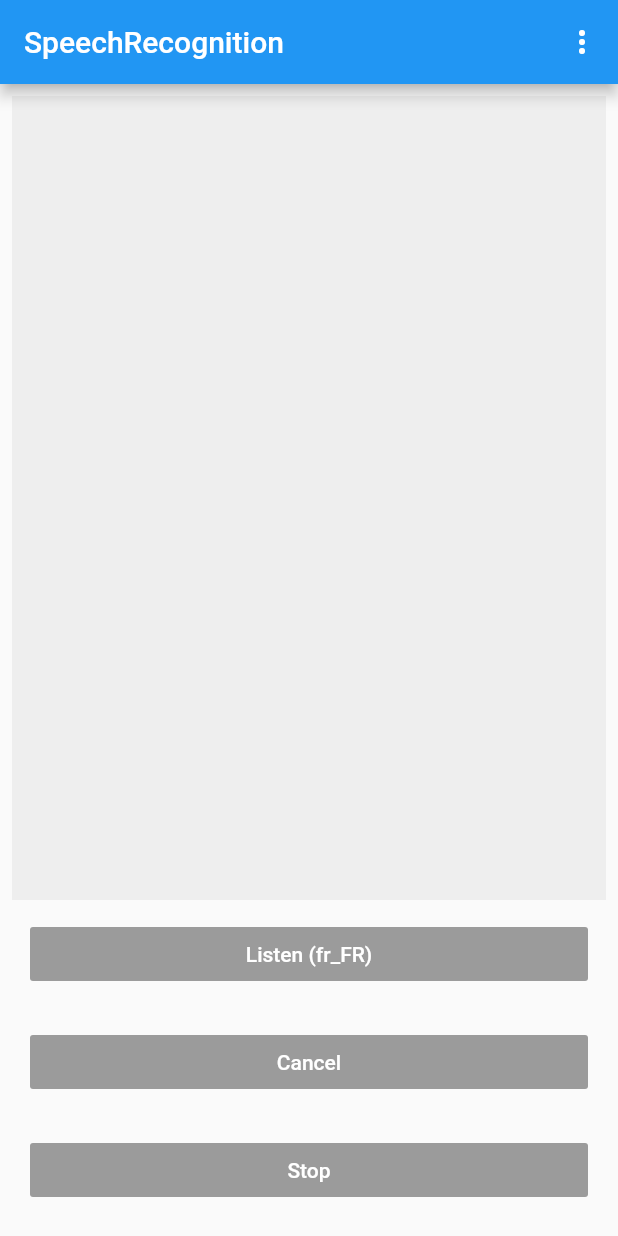
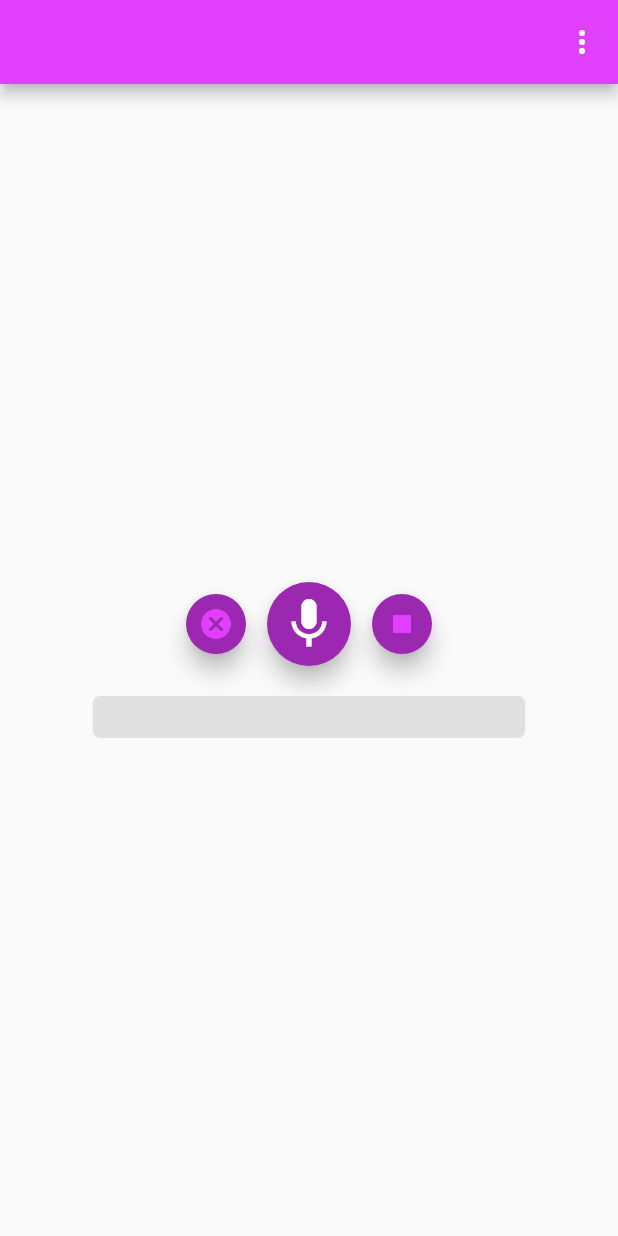
Before and after one commit to PoojaB26/FlutterAudioExperiments, a Flutter app: the screen it shows after launch, on a phone screen of 412 x 824 dp. Run offline on Flutter 3.47's test engine with Material 2 defaults, Android fonts, the phone set to English and light mode, and no system bars; missing offline and left inert: speech_recognition.

Commit message:
changed UI

```diff
--- a/lib/main.dart
+++ b/lib/main.dart
@@ -8,7 +8,7 @@ class MyApp extends StatelessWidget {
   @override
   Widget build(BuildContext context) {
     return MaterialApp(
-      home: VoiceToTextExample(),
+      home: VoiceTextHome(),
     );
   }
 }
--- a/lib/voice_text.dart
+++ b/lib/voice_text.dart
@@ -2,12 +2,18 @@ import 'package:flutter/material.dart';
 import 'package:speech_recognition/speech_recognition.dart';
 import 'package:audio_experiments/language.dart';
 
-class VoiceToTextExample extends StatefulWidget {
+
+
+class VoiceTextHome extends StatefulWidget {
+
+
   @override
-  _VoiceToTextExampleState createState() => new _VoiceToTextExampleState();
+  VoiceTextHomeState createState() {
+    return new VoiceTextHomeState();
+  }
 }
 
-class _VoiceToTextExampleState extends State<VoiceToTextExample> {
+class VoiceTextHomeState extends State<VoiceTextHome> {
   SpeechRecognition _speech;
 
   bool _speechRecognitionAvailable = false;
@@ -40,9 +46,9 @@ class _VoiceToTextExampleState extends State<VoiceToTextExample> {
 
   @override
   Widget build(BuildContext context) {
-    return new Scaffold(
-        appBar: new AppBar(
-          title: new Text('SpeechRecognition'),
+    return Scaffold(
+      appBar: AppBar(
+        backgroundColor: Colors.purpleAccent,
         actions: [
           new PopupMenuButton<Language>(
             onSelected: _selectLangHandler,
@@ -50,41 +56,69 @@ class _VoiceToTextExampleState extends State<VoiceToTextExample> {
           )
         ],
       ),
-        body: new Padding(
-            padding: new EdgeInsets.all(8.0),
-            child: new Center(
-              child: new Column(
-                mainAxisSize: MainAxisSize.min,
-                crossAxisAlignment: CrossAxisAlignment.stretch,
-                children: [
-                  new Expanded(
-                      child: new Container(
-                          padding: const EdgeInsets.all(8.0),
-                          color: Colors.grey.shade200,
-                          child: new Text(transcription)
-                      )
+      body: Container(
+        width: double.infinity,
+        child: Column(
+          mainAxisAlignment: MainAxisAlignment.center,
+          crossAxisAlignment: CrossAxisAlignment.center,
+          children: <Widget>[
+            Row(
+              mainAxisAlignment: MainAxisAlignment.center,
+              mainAxisSize: MainAxisSize.max,
+              children: <Widget>[
+
+                FloatingActionButton(
+                  mini: true,
+                  backgroundColor: Colors.purple,
+                  child: Icon(Icons.cancel, size: 24.0, color: Colors.purpleAccent,),
+                  onPressed: (){
+                    if( _isListening)
+                      cancel();
+                    else
+                      null;
+                  },
                 ),
-                  _buildButton(
-                    onPressed: _speechRecognitionAvailable && !_isListening
-                        ? () => start()
-                        : null,
-                    label: _isListening
-                        ? 'Listening...'
-                        : 'Listen (${selectedLang.code})',
+                SizedBox(width: 10.0,),
+                FloatingActionButton(
+                  backgroundColor: Colors.purple,
+                  child: Icon(Icons.mic, size: 40.0,),
+                  onPressed: (){
+                    if( _speechRecognitionAvailable && !_isListening)
+                      start();
+                    else
+                      null;
+                  },
                 ),
-                  _buildButton(
-                    onPressed: _isListening ? () => cancel() : null,
-                    label: 'Cancel',
-                  ),
-                  _buildButton(
-                    onPressed: _isListening ? () => stop() : null,
-                    label: 'Stop',
+                SizedBox(width: 10.0,),
+                FloatingActionButton(
+                  mini: true,
+                  backgroundColor: Colors.purple,
+                  child: Icon(Icons.stop, size: 24.0, color: Colors.purpleAccent,),
+                  onPressed: (){
+                    if( _isListening)
+                      stop();
+                    else
+                      null;
+                  },
                 ),
               ],
             ),
-            )),
+
+            SizedBox(height: 20.0,),
+            Container(
+                width: MediaQuery.of(context).size.width*0.7,
+                decoration: new BoxDecoration(
+                  color: Colors.grey[300],
+                  borderRadius: new BorderRadius.circular(5.0),
+                ),
+                padding: EdgeInsets.symmetric(vertical: 6.0, horizontal: 15.0),
+                child: Text(transcription))
+          ],
+        ),
+      ),
     );
   }
+
 
   List<CheckedPopupMenuItem<Language>> get _buildLanguagesWidgets => languages
       .map((l) => new CheckedPopupMenuItem<Language>(
@@ -111,7 +145,7 @@ class _VoiceToTextExampleState extends State<VoiceToTextExample> {
 
   void start() => _speech
       .listen(locale: selectedLang.code)
-      .then((result) => print('_MyAppState.start => result ${result}'));
+      .then((result) => print('_MyAppState.start => result $result'));
 
   void cancel() =>
       _speech.cancel().then((result) => setState(() => _isListening = result));
```
Lines whose indentation alone changed are shown as unchanged.
